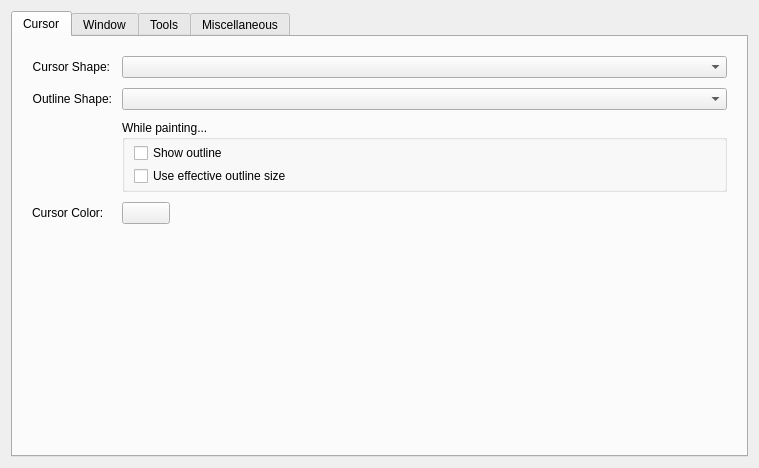
Before: the Qt Designer form libs/ui/forms/wdggeneralsettings.ui in KDE/krita, drawn with Qt 5.
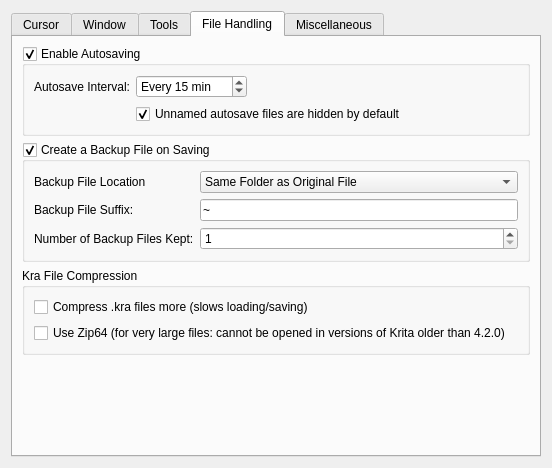
After: the same form once the commit is applied. The open tabs and pages were chosen to show the change. Custom widgets are drawn as their Qt base class.

Commit message:
Make all aspects of autosaving and backup files configurable
Autosaves of unnamed files can now be made visible (the dot
is omitted).

The number of backups kept can be set, the default is 1 again.
The location of backups can be chosen: same folder as the file,
$HOME or the tempdir.
The suffix used for the backup file can be chosen. There is
a validator to weed out potentially hazardous characters.

CCMAIL:kimageshop@kde.org
BUG:404395

What changed in the file:
```diff
--- a/libs/ui/forms/wdggeneralsettings.ui
+++ b/libs/ui/forms/wdggeneralsettings.ui
@@ -6,7 +6,7 @@
    <rect>
     <x>0</x>
     <y>0</y>
-    <width>759</width>
+    <width>552</width>
     <height>468</height>
    </rect>
   </property>
@@ -495,6 +495,187 @@
        </item>
       </layout>
      </widget>
+     <widget class="QWidget" name="tab_2">
+      <attribute name="title">
+       <string>File Handling</string>
+      </attribute>
+      <layout class="QVBoxLayout" name="verticalLayout_4">
+       <item>
+        <widget class="QGroupBox" name="m_autosaveCheckBox">
+         <property name="title">
+          <string>Enable Autosaving</string>
+         </property>
+         <property name="checkable">
+          <bool>true</bool>
+         </property>
+         <layout class="QFormLayout" name="formLayout_6">
+          <item row="0" column="0">
+           <widget class="QLabel" name="label_6">
+            <property name="text">
+             <string>Autosave Interval:</string>
+            </property>
+           </widget>
+          </item>
+          <item row="0" column="1">
+           <widget class="KisIntParseSpinBox" name="m_autosaveSpinBox">
+            <property name="sizePolicy">
+             <sizepolicy hsizetype="Fixed" vsizetype="Fixed">
+              <horstretch>0</horstretch>
+              <verstretch>0</verstretch>
+             </sizepolicy>
+            </property>
+            <property name="minimumSize">
+             <size>
+              <width>75</width>
+              <height>0</height>
+             </size>
+            </property>
+            <property name="suffix">
+             <string comment="Suffix: “Every x min”"> min</string>
+            </property>
+            <property name="prefix">
+             <string comment="Prefix: “Every x min”">Every </string>
+            </property>
+            <property name="minimum">
+             <number>1</number>
+            </property>
+            <property name="maximum">
+             <number>1440</number>
+            </property>
+            <property name="singleStep">
+             <number>5</number>
+            </property>
+            <property name="value">
+             <number>15</number>
+            </property>
+           </widget>
+          </item>
+          <item row="1" column="1">
+           <widget class="QCheckBox" name="chkHideAutosaveFiles">
+            <property name="text">
+             <string>Unnamed autosave files are hidden by default</string>
+            </property>
+            <property name="checked">
+             <bool>true</bool>
+            </property>
+           </widget>
+          </item>
+         </layout>
+        </widget>
+       </item>
+       <item>
+        <widget class="QGroupBox" name="m_backupFileCheckBox">
+         <property name="title">
+          <string>Create a Backup File on Saving</string>
+         </property>
+         <property name="checkable">
+          <bool>true</bool>
+         </property>
+         <layout class="QFormLayout" name="formLayout_5">
+          <item row="0" column="0">
+           <widget class="QLabel" name="label_13">
+            <property name="text">
+             <string>Backup File Location</string>
+            </property>
+           </widget>
+          </item>
+          <item row="0" column="1">
+           <widget class="QComboBox" name="cmbBackupFileLocation">
+            <item>
+             <property name="text">
+              <string>Same Folder as Original File</string>
+             </property>
+            </item>
+            <item>
+             <property name="text">
+              <string>User Folder</string>
+             </property>
+            </item>
+            <item>
+             <property name="text">
+              <string>Temporary File Location</string>
+             </property>
+            </item>
+           </widget>
+          </item>
+          <item row="1" column="0">
+           <widget class="QLabel" name="label_8">
+            <property name="text">
+             <string>Backup File Suffix:</string>
+            </property>
+           </widget>
+          </item>
+          <item row="1" column="1">
+           <widget class="QLineEdit" name="txtBackupFileSuffix">
+            <property name="text">
+             <string>~</string>
+            </property>
+            <property name="maxLength">
+             <number>10</number>
+            </property>
+           </widget>
+          </item>
+          <item row="3" column="0">
+           <widget class="QLabel" name="label_7">
+            <property name="text">
+             <string>Number of Backup Files Kept:</string>
+            </property>
+           </widget>
+          </item>
+          <item row="3" column="1">
+           <widget class="QSpinBox" name="intNumBackupFiles">
+            <property name="minimum">
+             <number>1</number>
+            </property>
+            <property name="value">
+             <number>1</number>
+            </property>
+           </widget>
+          </item>
+         </layout>
+        </widget>
+       </item>
+       <item>
+        <widget class="QGroupBox" name="groupBox_2">
+         <property name="title">
+          <string>Kra File Compression</string>
+         </property>
+         <layout class="QGridLayout" name="gridLayout_3">
+          <item row="0" column="0">
+           <widget class="QCheckBox" name="m_chkCompressKra">
+            <property name="text">
+             <string>Compress .kra files more (slows loading/saving)</string>
+            </property>
+           </widget>
+          </item>
+          <item row="1" column="0">
+           <widget class="QCheckBox" name="chkZip64">
+            <property name="toolTip">
+             <string>&lt;html&gt;&lt;head/&gt;&lt;body&gt;&lt;p&gt;Only use this option for &lt;span style=&quot; font-weight:600;&quot;&gt;very&lt;/span&gt; large files: larger than 4 GiB on disk.&lt;/p&gt;&lt;/body&gt;&lt;/html&gt;</string>
+            </property>
+            <property name="text">
+             <string>Use Zip64 (for very large files: cannot be opened in versions of Krita older than 4.2.0)</string>
+            </property>
+           </widget>
+          </item>
+         </layout>
+        </widget>
+       </item>
+       <item>
+        <spacer name="verticalSpacer_6">
+         <property name="orientation">
+          <enum>Qt::Vertical</enum>
+         </property>
+         <property name="sizeHint" stdset="0">
+          <size>
+           <width>20</width>
+           <height>40</height>
+          </size>
+         </property>
+        </spacer>
+       </item>
+      </layout>
+     </widget>
      <widget class="QWidget" name="Miscellaneous">
       <attribute name="title">
        <string>Miscellaneous</string>
@@ -526,89 +707,7 @@
          </property>
         </widget>
        </item>
-       <item row="1" column="1">
-        <widget class="QCheckBox" name="chkSaveSessionOnQuit">
-         <property name="text">
-          <string>Save session when Krita closes</string>
-         </property>
-        </widget>
-       </item>
-       <item row="2" column="0">
-        <widget class="QLabel" name="lbl_autosave">
-         <property name="text">
-          <string>Autosave:</string>
-         </property>
-        </widget>
-       </item>
-       <item row="2" column="1">
-        <layout class="QHBoxLayout" name="horizontalLayout_3">
-         <item>
-          <widget class="QCheckBox" name="m_autosaveCheckBox">
-           <property name="sizePolicy">
-            <sizepolicy hsizetype="Minimum" vsizetype="Fixed">
-             <horstretch>0</horstretch>
-             <verstretch>0</verstretch>
-            </sizepolicy>
-           </property>
-           <property name="text">
-            <string comment="Checkbox after “Autosave:”">Enabled</string>
-           </property>
-           <property name="checked">
-            <bool>true</bool>
-           </property>
-          </widget>
-         </item>
-         <item>
-          <widget class="KisIntParseSpinBox" name="m_autosaveSpinBox">
-           <property name="sizePolicy">
-            <sizepolicy hsizetype="Fixed" vsizetype="Fixed">
-             <horstretch>0</horstretch>
-             <verstretch>0</verstretch>
-            </sizepolicy>
-           </property>
-           <property name="minimumSize">
-            <size>
-             <width>75</width>
-             <height>0</height>
-            </size>
-           </property>
-           <property name="suffix">
-            <string comment="Suffix: “Every x min”"> min</string>
-           </property>
-           <property name="prefix">
-            <string comment="Prefix: “Every x min”">Every </string>
-           </property>
-           <property name="minimum">
-            <number>1</number>
-           </property>
-           <property name="maximum">
-            <number>1440</number>
-           </property>
-           <property name="singleStep">
-            <number>5</number>
-           </property>
-           <property name="value">
-            <number>15</number>
-           </property>
-          </widget>
-         </item>
-        </layout>
-       </item>
        <item row="3" column="1">
-        <widget class="QCheckBox" name="m_chkCompressKra">
-         <property name="text">
-          <string>Compress .kra files more (slows loading/saving)</string>
-         </property>
-        </widget>
-       </item>
-       <item row="6" column="1">
-        <widget class="QCheckBox" name="m_backupFileCheckBox">
-         <property name="text">
-          <string>Create backup file </string>
-         </property>
-        </widget>
-       </item>
-       <item row="8" column="1">
         <widget class="QCheckBox" name="m_chkConvertOnImport">
          <property name="text">
           <string>On importing images as layers, convert to the image colorspace</string>
@@ -748,45 +847,10 @@
          </property>
         </spacer>
        </item>
-       <item row="11" column="1">
-        <widget class="KisIntParseSpinBox" name="m_favoritePresetsSpinBox">
-         <property name="sizePolicy">
-          <sizepolicy hsizetype="Fixed" vsizetype="Fixed">
-           <horstretch>0</horstretch>
-           <verstretch>0</verstretch>
-          </sizepolicy>
-         </property>
-         <property name="minimumSize">
-          <size>
-           <width>75</width>
-           <height>0</height>
-          </size>
-         </property>
-         <property name="minimum">
-          <number>10</number>
-         </property>
-         <property name="maximum">
-          <number>30</number>
-         </property>
-        </widget>
-       </item>
-       <item row="5" column="1">
-        <widget class="QCheckBox" name="chkZip64">
-         <property name="toolTip">
-          <string>&lt;html&gt;&lt;head/&gt;&lt;body&gt;&lt;p&gt;Only use this option for &lt;span style=&quot; font-weight:600;&quot;&gt;very&lt;/span&gt; large files: larger than 4 GiB on disk.&lt;/p&gt;&lt;/body&gt;&lt;/html&gt;</string>
-         </property>
+       <item row="2" column="1">
+        <widget class="QCheckBox" name="chkSaveSessionOnQuit">
          <property name="text">
-          <string>Use Zip64 (for very large files: cannot be opened in versions of Krita older than 4.2.0)</string>
-         </property>
-        </widget>
-       </item>
-       <item row="14" column="1">
-        <widget class="QCheckBox" name="chkUsageLogging">
-         <property name="text">
-          <string>Enable Logging for bug reports</string>
-         </property>
-         <property name="checked">
-          <bool>true</bool>
+          <string>Save session when Krita closes</string>
          </property>
         </widget>
        </item>
```
Left out of the diff: 71 changed lines with no effect on the pictures. The commit also changes 3 other files.
